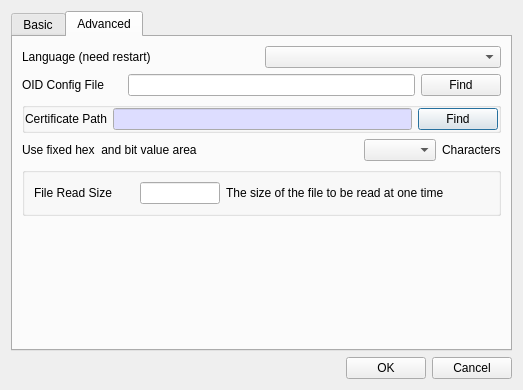
Qt form BerEditor/settings_dlg.ui (jykim74/BerEditor) before a commit.
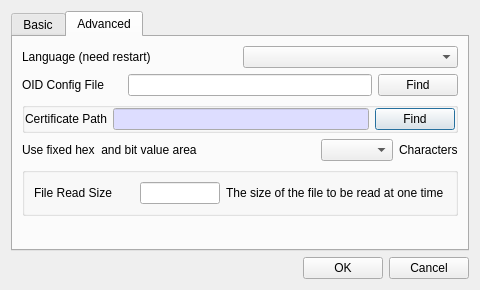
The same form after that commit.

Commit message: UI 개선

Patch:
```diff
--- a/BerEditor/settings_dlg.ui
+++ b/BerEditor/settings_dlg.ui
@@ -6,8 +6,8 @@
    <rect>
     <x>0</x>
     <y>0</y>
-    <width>523</width>
-    <height>390</height>
+    <width>480</width>
+    <height>290</height>
    </rect>
   </property>
   <property name="windowTitle">
@@ -358,7 +358,12 @@
          <property name="title">
           <string/>
          </property>
+         <layout class="QVBoxLayout" name="verticalLayout_4">
+          <item>
          <layout class="QGridLayout" name="gridLayout_6">
+            <property name="topMargin">
+             <number>0</number>
+            </property>
           <item row="0" column="1">
            <widget class="QLineEdit" name="mFileReadSizeText">
             <property name="minimumSize">
@@ -405,6 +410,8 @@
            </widget>
           </item>
          </layout>
+          </item>
+         </layout>
         </widget>
        </item>
       </layout>
```
Left out of the diff: 3 changed lines with no effect on the pictures. Lines whose indentation alone changed are shown as unchanged.
